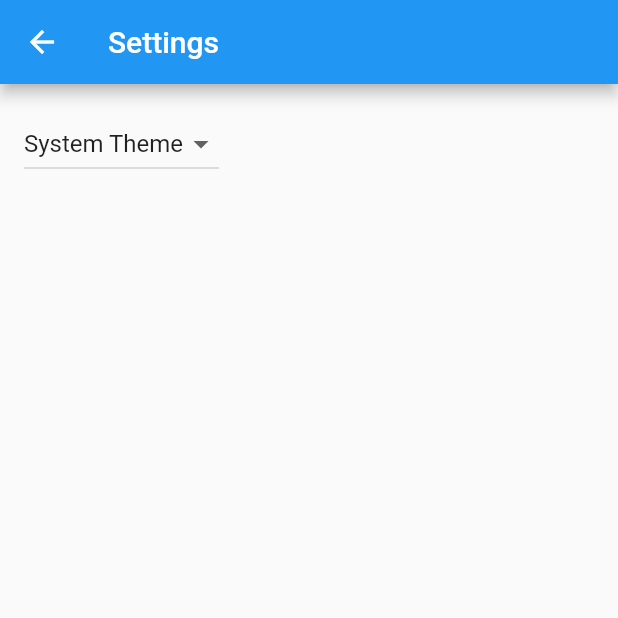
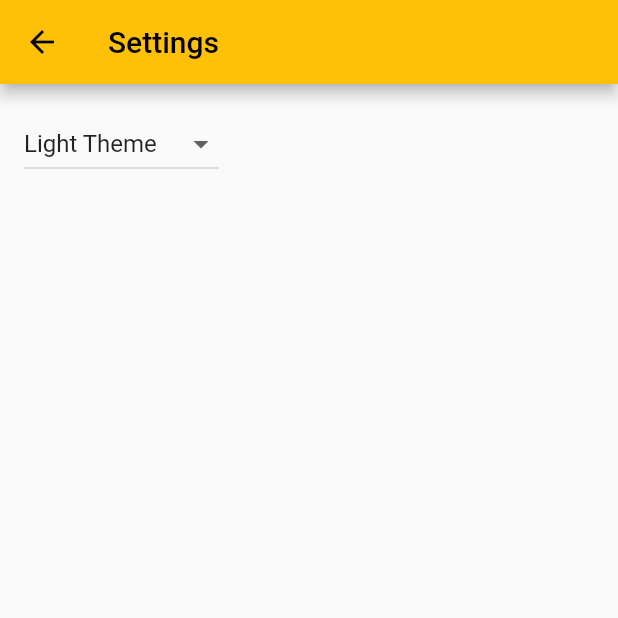
Before and after one commit to kaimatzu/LessonLab, a Flutter app: the screen it shows after launch, after a tap on the "settings" icon, on a phone screen of 412 x 824 dp, the top half of it. Run offline on Flutter 3.47's test engine with Material 2 defaults, Android fonts, the phone set to English and light mode, and no system bars; missing offline and left inert: rinf; generated files the repository leaves out were written again; project files that could hold a hidden picture were left out.

Commit message:
Refactor Entry/Menu from old repo

```diff
--- a/lib/src/app.dart
+++ b/lib/src/app.dart
@@ -4,6 +4,8 @@ import 'package:flutter_localizations/flutter_localizations.dart';
 
 import 'sample_feature/sample_item_details_view.dart';
 import 'sample_feature/sample_item_list_view.dart';
+
+import 'lessonlab_modules/entry/menu/menu_view.dart';
 import 'settings/settings_controller.dart';
 import 'settings/settings_view.dart';
 
@@ -56,7 +58,10 @@ class MyApp extends StatelessWidget {
           // Define a light and dark color theme. Then, read the user's
           // preferred ThemeMode (light, dark, or system default) from the
           // SettingsController to display the correct theme.
-          theme: ThemeData(),
+          theme: ThemeData(
+            // useMaterial3: true,
+            colorScheme: ColorScheme.fromSwatch(primarySwatch: Colors.amber),
+          ),
           darkTheme: ThemeData.dark(),
           themeMode: settingsController.themeMode,
 
@@ -69,11 +74,11 @@ class MyApp extends StatelessWidget {
                 switch (routeSettings.name) {
                   case SettingsView.routeName:
                     return SettingsView(controller: settingsController);
-                  case SampleItemDetailsView.routeName:
-                    return const SampleItemDetailsView();
-                  case SampleItemListView.routeName:
+                  case MenuView.routeName:
+                    return const MenuView();
+                  // case SampleItemListView.routeName:
                   default:
-                    return const SampleItemListView();
+                    return const MenuView();
                 }
               },
             );
--- /dev/null
+++ b/lib/src/lessonlab_modules/entry/menu/components/menu_card.dart
@@ -0,0 +1,41 @@
+import 'package:flutter/material.dart';
+
+class MenuCard extends StatelessWidget {
+  final String title;
+  final String content;
+
+  const MenuCard({super.key, required this.title, required this.content});
+
+  @override
+  Widget build(BuildContext context) {
+    return Card(
+      color: const Color.fromARGB(255, 49, 51, 56),
+      shape: RoundedRectangleBorder(
+        borderRadius: BorderRadius.circular(12.0), // Set the border radius here
+      ),
+      elevation: 8.0,
+      child: Column(
+        crossAxisAlignment: CrossAxisAlignment.start,
+        children: [
+          Padding(
+            padding: const EdgeInsets.fromLTRB(24.0, 24.0, 16.0, 16.0),
+            child: Text(
+              title,
+              style: const TextStyle(
+                  fontSize: 20,
+                  fontWeight: FontWeight.bold,
+                  color: Colors.white),
+            ),
+          ),
+          Padding(
+            padding: const EdgeInsets.fromLTRB(24.0, 8.0, 16.0, 24.0),
+            child: Text(
+              content,
+              style: const TextStyle(fontSize: 16, color: Colors.white),
+            ),
+          ),
+        ],
+      ),
+    );
+  }
+}
--- /dev/null
+++ b/lib/src/lessonlab_modules/entry/menu/menu_view.dart
@@ -0,0 +1,112 @@
+import 'package:flutter/material.dart';
+import 'package:lessonlab/src/lessonlab_modules/entry/menu/components/menu_card.dart';
+
+import '../../../settings/settings_view.dart';
+
+class MenuView extends StatelessWidget {
+  const MenuView({super.key
+      // add menu item here
+      });
+
+  static const routeName = '/';
+
+  @override
+  Widget build(BuildContext context) {
+    double cardWidth = MediaQuery.of(context).size.width * 0.25;
+    double cardHeight = MediaQuery.of(context).size.height * 0.25;
+
+    return Scaffold(
+      appBar: PreferredSize(
+        preferredSize: const Size.fromHeight(120.0),
+        child: AppBar(
+          toolbarHeight: 120.0,
+          title: Row(
+            children: [
+              const SizedBox(width: 15),
+              Image.asset(
+                'assets/images/lessonlab_logo_final.jpg',
+                width: 100.0,
+                height: 100.0,
+              ),
+              const SizedBox(width: 15),
+              const Text(
+                'LessonLab',
+                style: TextStyle(
+                  fontSize: 36.0,
+                  fontWeight: FontWeight.w600,
+                ),
+              ),
+            ],
+          ),
+          automaticallyImplyLeading: false,
+          centerTitle: false,
+          flexibleSpace: Container(),
+          backgroundColor: Colors.white,
+          elevation: 0,
+          shape: const Border(
+            bottom: BorderSide(width: 1, color: Colors.black12),
+          ),
+          actions: [
+            IconButton(
+              icon: const Icon(Icons.settings),
+              onPressed: () {
+                // Navigate to the settings page. If the user leaves and returns
+                // to the app after it has been killed while running in the
+                // background, the navigation stack is restored.
+                Navigator.restorablePushNamed(context, SettingsView.routeName);
+              },
+            ),
+          ],
+        ),
+      ),
+      body: Padding(
+        padding: const EdgeInsets.fromLTRB(180.0, 30.0, 180.0, 60.0),
+        child: Column(
+          crossAxisAlignment: CrossAxisAlignment.start, // Adjust as needed
+          children: [
+            Row(
+              mainAxisAlignment: MainAxisAlignment.spaceBetween,
+              children: [
+                const Text(
+                  'Dashboard',
+                  style: TextStyle(
+                    fontSize: 28.0,
+                    fontWeight: FontWeight.bold,
+                  ),
+                ),
+                ElevatedButton.icon(
+                  onPressed: () {},
+                  icon: const Icon(Icons.add),
+                  label: const Text('New Material'),
+                ),
+                // Add more items as needed
+              ],
+            ),
+            const SizedBox(height: 16.0),
+            Expanded(
+              child: GridView.builder(
+                gridDelegate: SliverGridDelegateWithFixedCrossAxisCount(
+                  crossAxisCount: 2,
+                  crossAxisSpacing: 12.0,
+                  mainAxisSpacing:  24.0,
+                  childAspectRatio: cardWidth / cardHeight,
+                ),
+                itemCount: 4,
+                itemBuilder: (BuildContext context, int index) {
+                  return SizedBox(
+                    width: cardWidth,
+                    height: cardHeight,
+                    child: MenuCard(
+                      title: 'Item $index',
+                      content: 'Description for Item $index',
+                    ),
+                  );
+                },
+              ),
+            )
+          ],
+        ),
+      ),
+    );
+  }
+}
--- a/lib/src/settings/settings_service.dart
+++ b/lib/src/settings/settings_service.dart
@@ -7,7 +7,7 @@ import 'package:flutter/material.dart';
 /// you'd like to store settings on a web server, use the http package.
 class SettingsService {
   /// Loads the User's preferred ThemeMode from local or remote storage.
-  Future<ThemeMode> themeMode() async => ThemeMode.system;
+  Future<ThemeMode> themeMode() async => ThemeMode.light;
 
   /// Persists the user's preferred ThemeMode to local or remote storage.
   Future<void> updateThemeMode(ThemeMode theme) async {
--- a/pubspec.yaml
+++ b/pubspec.yaml
@@ -14,6 +14,7 @@ dependencies:
     sdk: flutter
   flutter_localizations:
     sdk: flutter
+  flutter_svg: ^2.0.9
   protobuf: ^3.1.0
   rinf: ^4.16.3
 
```
Also changed, not shown: assets/images/lessonlab_logo_final.jpg (added), assets/svg/lessonlab_logo_final.svg (added), lib/src/lessonlab_modules/entry/upload/placeholder.dart (added), lib/src/lessonlab_modules/lesson/placeholder.dart (added), lib/src/lessonlab_modules/material_selection/placeholder.dart (added), lib/src/lessonlab_modules/quiz/placeholder.dart (added), lib/src/lessonlab_modules/results/placeholder.dart (added), pubspec.lock.
